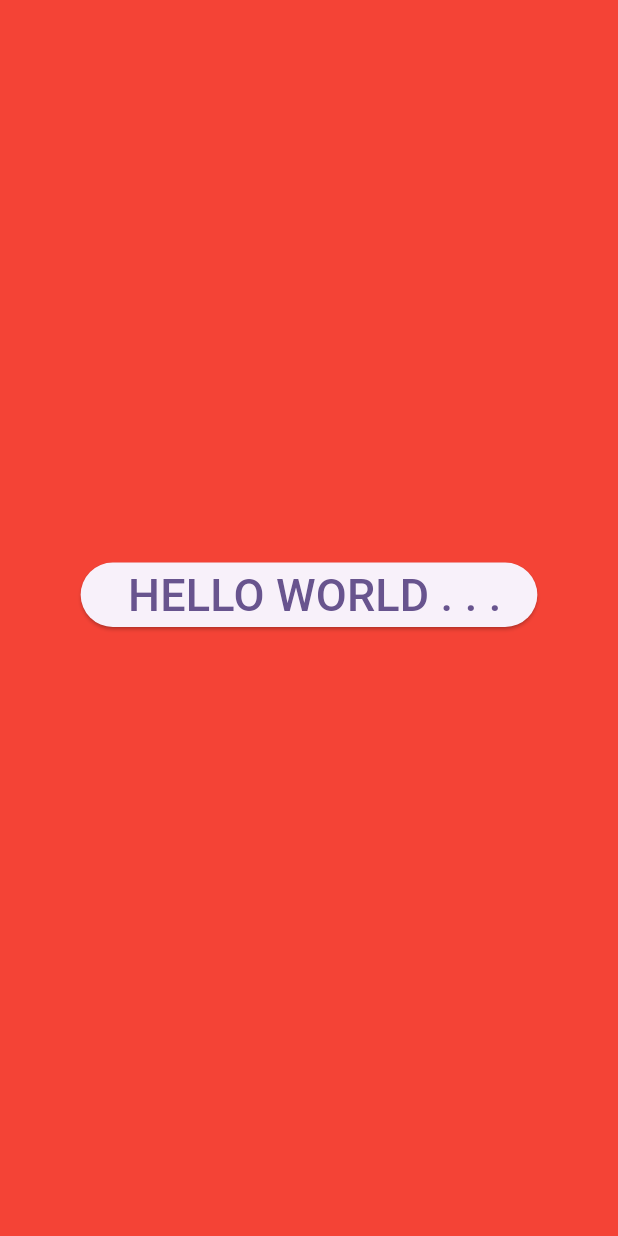
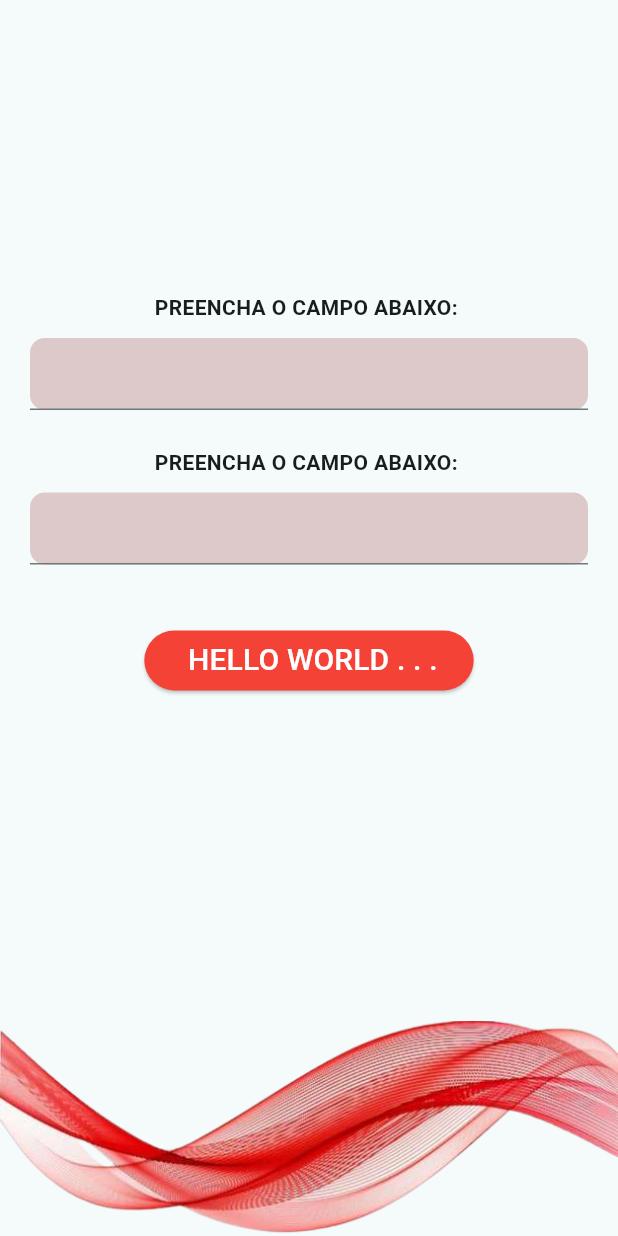
Before and after one commit to JuliaaNasc/Salvando-Informacoes, a Flutter app: the screen it shows after launch, on a phone screen of 412 x 824 dp. Run offline on Flutter 3.47's test engine with Material 2 defaults, Android fonts, the phone set to English and light mode, and no system bars.

Commit message:
Colocação de campos para obter informações, e a ampliação de uma onda na parte ineferior da tela

```diff
--- a/lib/main.dart
+++ b/lib/main.dart
@@ -13,7 +13,7 @@ class MyApp extends StatelessWidget {
     return MaterialApp(
       title: 'Salvando Informações',
       theme: ThemeData(
-        colorScheme: ColorScheme.fromSeed(seedColor: Colors.deepPurple),
+        colorScheme: ColorScheme.fromSeed(seedColor: Colors.white),
         useMaterial3: true,
       ),
       home: WelcomeScreen(),
--- a/lib/main_screen/welcome_screen.dart
+++ b/lib/main_screen/welcome_screen.dart
@@ -12,12 +12,48 @@ class _MainScreenState extends State<WelcomeScreen> {
   @override
   Widget build(BuildContext context) {
     return Scaffold(
-      backgroundColor: Colors.red,
       body: Center(
         child: Column(
           mainAxisAlignment: MainAxisAlignment.center,
           children: [
+            Expanded(child: SizedBox()),
+            const Text(
+              'PREENCHA O CAMPO ABAIXO: ',
+              style: TextStyle(
+                fontWeight: FontWeight.bold,
+              ),
+            ),
+            Padding(
+              padding: const EdgeInsets.fromLTRB(20, 10, 20, 25),
+              child: Container(
+                decoration: BoxDecoration(
+                  color: Color.fromARGB(255, 221, 201, 201),
+                  borderRadius: BorderRadius.circular(10),
+                ),
+                child: TextField(),
+              ),
+            ),
+            const Text(
+              'PREENCHA O CAMPO ABAIXO: ',
+              style: TextStyle(
+                fontWeight: FontWeight.bold,
+              ),
+            ),
+            Padding(
+              padding: const EdgeInsets.fromLTRB(20, 10, 20, 10),
+              child: Container(
+                decoration: BoxDecoration(
+                  color: Color.fromARGB(255, 221, 201, 201),
+                  borderRadius: BorderRadius.circular(10),
+                ),
+                child: TextField(),
+              ),
+            ),
+            SizedBox(height: 30),
             ElevatedButton(
+              style: ButtonStyle(
+                backgroundColor: MaterialStateProperty.all(Colors.red),
+              ),
               onPressed: () {
                 setState(() {
                   texto = '( ESCREVA AQUI A SUA MENSAGEM )';
@@ -25,17 +61,21 @@ class _MainScreenState extends State<WelcomeScreen> {
               },
               child: const Text(
                 ' HELLO WORLD . . .',
-                style: TextStyle(fontSize: 30),
+                style: TextStyle(
+                  fontSize: 20,
+                  color: Colors.white,
+                ),
               ),
             ),
-            SizedBox(height: 10),
             Text(
               texto,
               style: const TextStyle(
-                color: Colors.white,
+                color: Colors.black,
                 fontWeight: FontWeight.bold,
               ),
             ),
+            Expanded(child: SizedBox()),
+            Image.asset('assets/wave/wave_red.png'),
           ],
         ),
       ),
--- a/pubspec.yaml
+++ b/pubspec.yaml
@@ -59,9 +59,9 @@ flutter:
   uses-material-design: true
 
   # To add assets to your application, add an assets section, like this:
-  # assets:
-  #   - images/a_dot_burr.jpeg
-  #   - images/a_dot_ham.jpeg
+  assets:
+    - assets/
+    - assets/wave/
 
   # An image asset can refer to one or more resolution-specific "variants", see
   # https://flutter.dev/assets-and-images/#resolution-aware
```
Also changed, not shown: assets/wave/wave_direita.png (added), assets/wave/wave_esquerda.png (added), assets/wave/wave_red.png (added).
